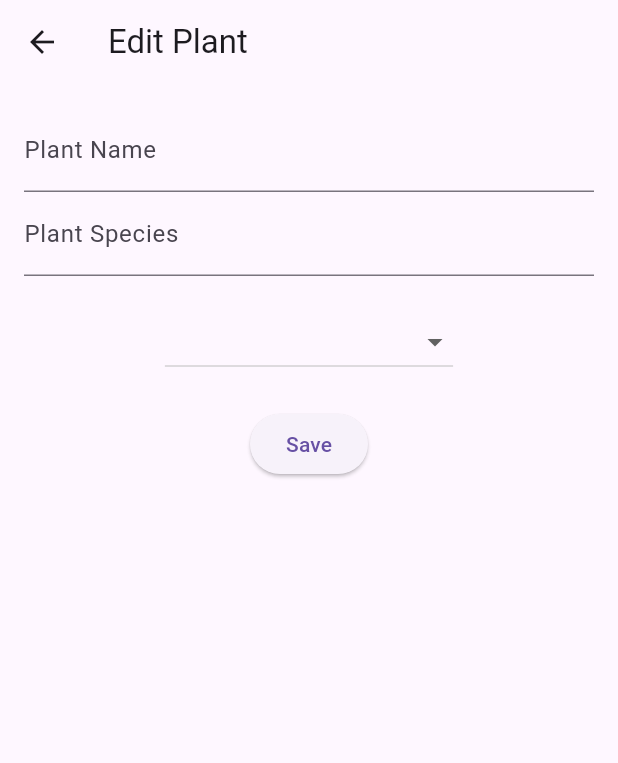
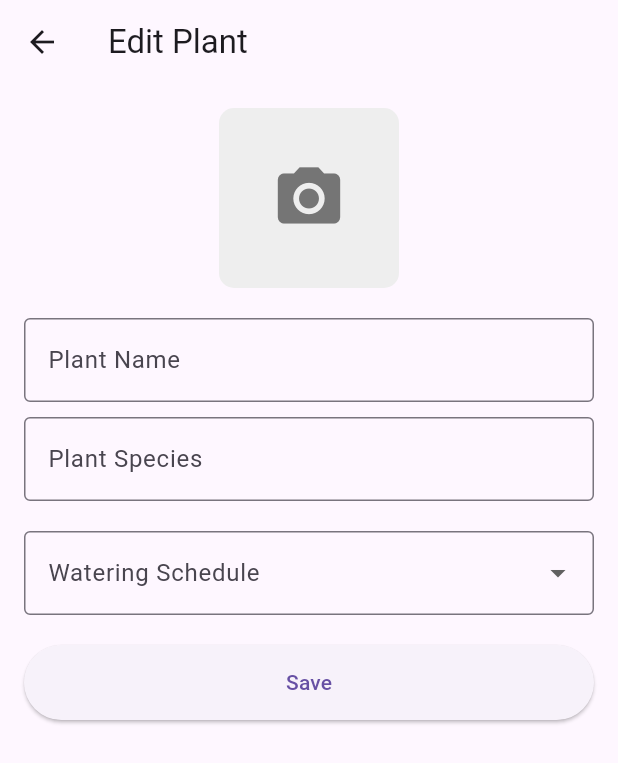
Before and after one commit to jasonross6064/COMP585, a Flutter app: the EditPlantPage screen opened directly, on a phone screen of 412 x 824 dp. Shown: the top 763 px of the screen. Run offline on Flutter 3.47's test engine with Material 3 defaults, Android fonts, the phone set to English and light mode, and no system bars; our stand-ins replace image_picker, permission_handler, shared_preferences; accounts and stored records are empty; network calls fail.

Commit message:
(12/08/2024) fixed edit plants

```diff
--- a/lib/my_plants_page/edit_plants_page.dart
+++ b/lib/my_plants_page/edit_plants_page.dart
@@ -1,4 +1,7 @@
 import 'package:flutter/material.dart';
+import 'package:image_picker/image_picker.dart';
+import 'package:permission_handler/permission_handler.dart';
+import 'dart:io';
 import 'package:gardening_app/my_plants_page/plant.dart';
 
 class EditPlantPage extends StatefulWidget {
@@ -14,6 +17,7 @@ class _EditPlantPageState extends State<EditPlantPage> {
   late TextEditingController nameController;
   late TextEditingController speciesController;
   String? selectedSchedule;
+  String? imagePath;
 
   final List<String> wateringSchedules = [
     'Every Day',
@@ -29,7 +33,32 @@ class _EditPlantPageState extends State<EditPlantPage> {
     // Initialize controllers with existing plant data if available
     nameController = TextEditingController(text: widget.plant?.name ?? '');
     speciesController = TextEditingController(text: widget.plant?.species ?? '');
-    selectedSchedule = widget.plant?.wateringLevel != null ? wateringSchedules[1] : null;
+    selectedSchedule = widget.plant?.wateringLevel != null
+        ? wateringSchedules[1]
+        : null;
+    imagePath = widget.plant?.image;
+  }
+
+  // Method to request storage permissions and pick an image
+  Future<void> _pickImage() async {
+    // Request storage permissions
+    PermissionStatus status = await Permission.storage.request();
+
+    if (status.isGranted) {
+      // Use image_picker to select an image
+      final pickedFile = await ImagePicker().pickImage(source: ImageSource.gallery);
+
+      if (pickedFile != null) {
+        setState(() {
+          imagePath = pickedFile.path;
+        });
+      }
+    } else {
+      // Show an error message if permissions are denied
+      ScaffoldMessenger.of(context).showSnackBar(
+        SnackBar(content: Text('Storage permission is required to pick an image')),
+      );
+    }
   }
 
   @override
@@ -38,18 +67,55 @@ class _EditPlantPageState extends State<EditPlantPage> {
       appBar: AppBar(title: Text('Edit Plant')),
       body: Padding(
         padding: const EdgeInsets.all(16.0),
+        child: SingleChildScrollView(
           child: Column(
             children: [
+              // Image selection section
+              GestureDetector(
+                onTap: _pickImage,
+                child: Container(
+                  width: 120,
+                  height: 120,
+                  decoration: BoxDecoration(
+                    color: Colors.grey[200],
+                    borderRadius: BorderRadius.circular(10),
+                  ),
+                  child: imagePath != null
+                      ? Image.file(
+                    File(imagePath!),
+                    width: 120,
+                    height: 120,
+                    fit: BoxFit.cover,
+                  )
+                      : Icon(
+                    Icons.camera_alt,
+                    size: 50,
+                    color: Colors.grey[600],
+                  ),
+                ),
+              ),
+              SizedBox(height: 20),
               TextField(
                 controller: nameController,
-              decoration: InputDecoration(labelText: 'Plant Name'),
+                decoration: InputDecoration(
+                  labelText: 'Plant Name',
+                  border: OutlineInputBorder(),
                 ),
+              ),
+              SizedBox(height: 10),
               TextField(
                 controller: speciesController,
-              decoration: InputDecoration(labelText: 'Plant Species'),
+                decoration: InputDecoration(
+                  labelText: 'Plant Species',
+                  border: OutlineInputBorder(),
+                ),
               ),
               SizedBox(height: 20),
-            DropdownButton<String>(
+              DropdownButtonFormField<String>(
+                decoration: InputDecoration(
+                  labelText: 'Watering Schedule',
+                  border: OutlineInputBorder(),
+                ),
                 value: selectedSchedule,
                 onChanged: (String? newValue) {
                   setState(() {
@@ -66,22 +132,44 @@ class _EditPlantPageState extends State<EditPlantPage> {
               SizedBox(height: 20),
               ElevatedButton(
                 onPressed: () {
+                  // Validate input
+                  if (nameController.text.isEmpty || speciesController.text.isEmpty) {
+                    ScaffoldMessenger.of(context).showSnackBar(
+                      SnackBar(content: Text('Please fill in all fields')),
+                    );
+                    return;
+                  }
+
                   // Update or create the plant object
                   final updatedPlant = Plant(
                     name: nameController.text,
                     species: speciesController.text,
                     age: 1, // Example age, modify as needed
-                  wateringLevel: wateringSchedules.indexOf(selectedSchedule ?? 'Once a Week') * 25,
+                    wateringLevel: selectedSchedule != null
+                        ? wateringSchedules.indexOf(selectedSchedule!) * 25
+                        : 50,
                     happinessLevel: 80, // Example happiness level
-                  image: '', // Optional image handling
+                    image: imagePath ?? '', // Save the image path
                   );
                   Navigator.pop(context, updatedPlant); // Return updated plant to previous screen
                 },
                 child: Text('Save'),
+                style: ElevatedButton.styleFrom(
+                  minimumSize: Size(double.infinity, 50),
+                ),
               ),
             ],
           ),
         ),
+      ),
     );
   }
+
+  @override
+  void dispose() {
+    // Clean up controllers
+    nameController.dispose();
+    speciesController.dispose();
+    super.dispose();
   }
+}
```
Lines whose indentation alone changed are shown as unchanged.
